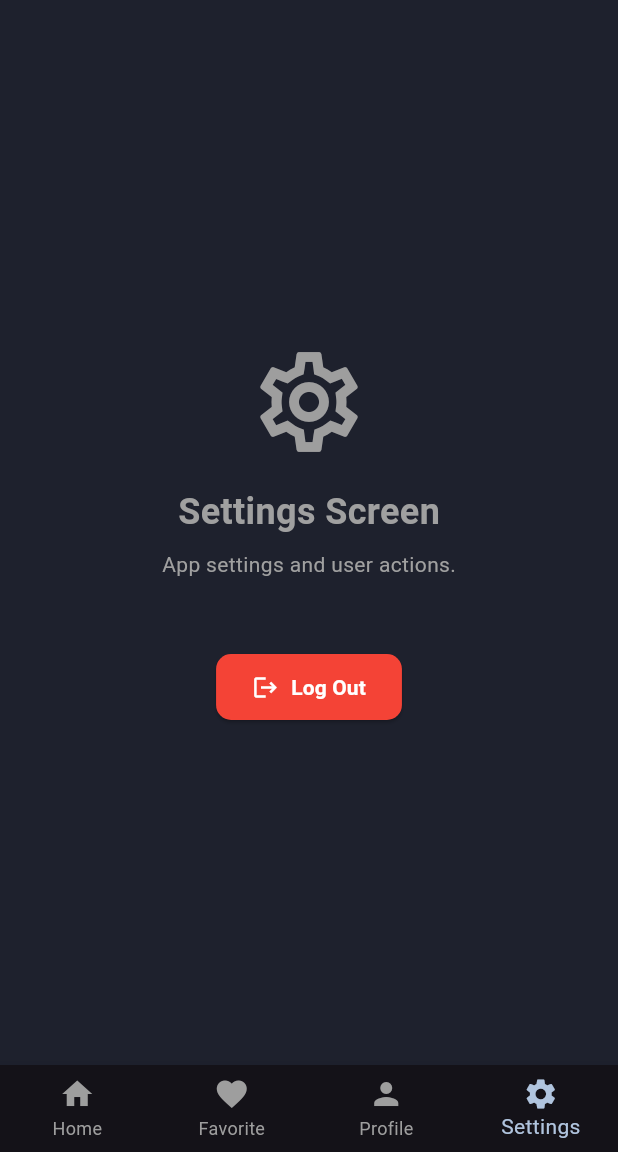
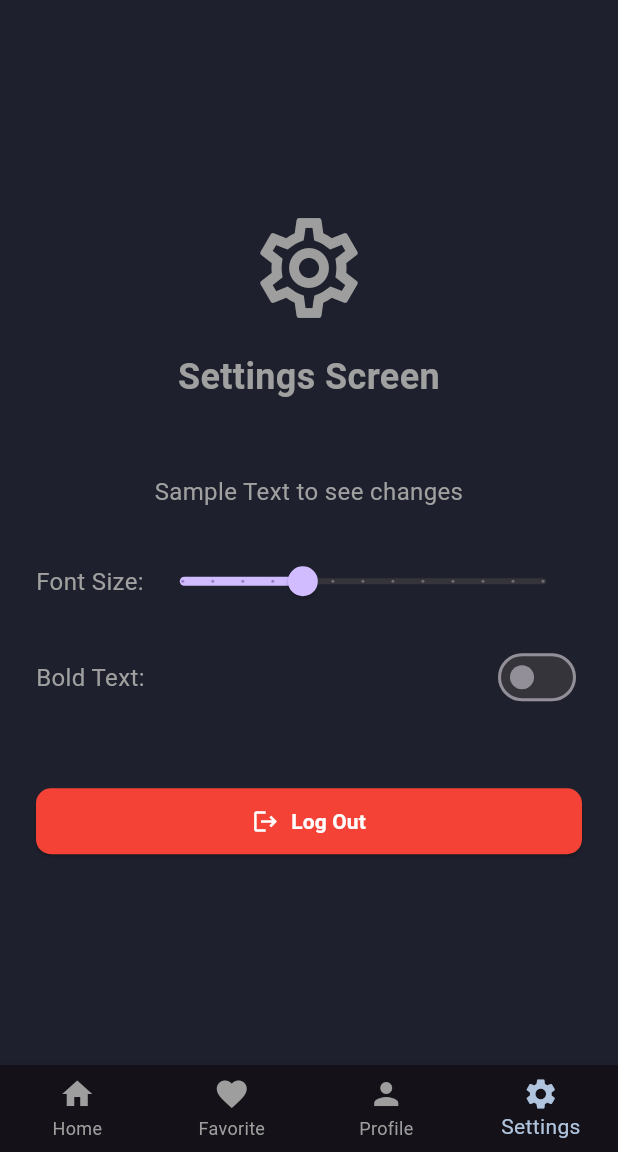
Before and after one commit to Farhan-Iqbal/eBook-Malay-Novel, a Flutter app: the screen it shows once a user with an empty profile is signed in, item 4 of the bottom bar chosen, on a phone screen of 412 x 824 dp, the part 84-1236 px from its top. Run offline on Flutter 3.47's test engine with Material 3 defaults, Android fonts, the phone set to English and light mode, and no system bars; our stand-ins replace supabase_flutter; accounts and stored records are empty.

Commit message:
Add features on settings page

```diff
--- a/lib/main.dart
+++ b/lib/main.dart
@@ -1,14 +1,20 @@
 import 'package:flutter/material.dart';
 import 'package:supabase_flutter/supabase_flutter.dart';
+import 'package:provider/provider.dart';
 import 'services/supabase_service.dart';
 import 'theme.dart';
 import 'views/home_screen.dart';
-import '/login_screen.dart';
+import 'login_screen.dart';
 
 Future<void> main() async {
   WidgetsFlutterBinding.ensureInitialized();
   await SupabaseService.initialize();
-  runApp(const MyApp());
+  runApp(
+    ChangeNotifierProvider(
+      create: (context) => ThemeProvider(),
+      child: const MyApp(),
+    ),
+  );
 }
 
 class MyApp extends StatefulWidget {
@@ -45,10 +51,14 @@ class _MyAppState extends State<MyApp> {
 
   @override
   Widget build(BuildContext context) {
-    return MaterialApp(
-      title: 'Book Nest',
-      theme: appTheme,
-      home: _user == null ? const LoginScreen() : const HomeScreen(),
+    return Consumer<ThemeProvider>(
+      builder: (context, themeProvider, child) {
+        return MaterialApp(
+          title: 'Book Nest',
+          theme: buildAppTheme(themeProvider.fontSize, themeProvider.isBold),
+          home: _user == null ? const LoginScreen() : const HomeScreen(),
+        );
+      },
     );
   }
 }
--- a/lib/settings_screen.dart
+++ b/lib/settings_screen.dart
@@ -1,6 +1,8 @@
 import 'package:flutter/material.dart';
+import 'package:provider/provider.dart';
 import '../services/supabase_service.dart';
-import 'login_screen.dart'; // Import the login screen
+import 'login_screen.dart';
+import '../theme.dart';
 
 class SettingsScreen extends StatelessWidget {
   const SettingsScreen({super.key});
@@ -9,7 +11,6 @@ class SettingsScreen extends StatelessWidget {
     try {
       await SupabaseService.client.auth.signOut();
       if (context.mounted) {
-        // Navigate back to the login screen after signing out
         Navigator.of(context).pushAndRemoveUntil(
           MaterialPageRoute(builder: (context) => const LoginScreen()),
           (Route<dynamic> route) => false,
@@ -26,20 +27,62 @@ class SettingsScreen extends StatelessWidget {
 
   @override
   Widget build(BuildContext context) {
+    // Read the ThemeProvider state
+    final themeProvider = Provider.of<ThemeProvider>(context);
+
     return Center(
       child: Padding(
         padding: const EdgeInsets.all(24.0),
         child: Column(
           mainAxisAlignment: MainAxisAlignment.center,
+          crossAxisAlignment: CrossAxisAlignment.stretch,
           children: [
             const Icon(Icons.settings_outlined, size: 80, color: Colors.grey),
             const SizedBox(height: 16),
             const Text(
               'Settings Screen',
               style: TextStyle(fontSize: 24, fontWeight: FontWeight.bold),
+              textAlign: TextAlign.center,
             ),
-            const SizedBox(height: 8),
-            const Text('App settings and user actions.'),
+            const SizedBox(height: 48),
+            const Text(
+              'Sample Text to see changes',
+              textAlign: TextAlign.center,
+            ),
+            const SizedBox(height: 24),
+            Row(
+              mainAxisAlignment: MainAxisAlignment.spaceBetween,
+              children: [
+                const Text('Font Size:'),
+                Expanded(
+                  child: Slider(
+                    value: themeProvider.fontSize, // Read from provider
+                    min: 12.0,
+                    max: 24.0,
+                    divisions: 12,
+                    label: themeProvider.fontSize.round().toString(),
+                    onChanged: (double value) {
+                      // Update provider state
+                      Provider.of<ThemeProvider>(context, listen: false).setFontSize(value);
+                    },
+                  ),
+                ),
+              ],
+            ),
+            const SizedBox(height: 16),
+            Row(
+              mainAxisAlignment: MainAxisAlignment.spaceBetween,
+              children: [
+                const Text('Bold Text:'),
+                Switch(
+                  value: themeProvider.isBold, // Read from provider
+                  onChanged: (bool value) {
+                    // Update provider state
+                    Provider.of<ThemeProvider>(context, listen: false).toggleBold(value);
+                  },
+                ),
+              ],
+            ),
             const SizedBox(height: 48),
             ElevatedButton.icon(
               onPressed: () => _signOut(context),
--- a/lib/theme.dart
+++ b/lib/theme.dart
@@ -8,7 +8,28 @@ const Color kAccentColor = Color(0xFF7B68EE); // Medium Slate Blue
 const Color kTextColor = Color(0xFFEAEAEA); // Light Gray
 const Color kSubtleTextColor = Color(0xFFA0A0A0); // Gray
 
-final ThemeData appTheme = ThemeData(
+class ThemeProvider with ChangeNotifier {
+  double _fontSize = 16.0;
+  bool _isBold = false;
+
+  double get fontSize => _fontSize;
+  bool get isBold => _isBold;
+
+  void setFontSize(double size) {
+    _fontSize = size;
+    notifyListeners();
+  }
+
+  void toggleBold(bool value) {
+    _isBold = value;
+    notifyListeners();
+  }
+}
+
+ThemeData buildAppTheme(double fontSize, bool isBold) {
+  final FontWeight textFontWeight = isBold ? FontWeight.bold : FontWeight.normal;
+
+  return ThemeData(
     scaffoldBackgroundColor: kBackgroundColor,
     primaryColor: kPrimaryColor,
     hintColor: kSubtleTextColor,
@@ -24,15 +45,15 @@ final ThemeData appTheme = ThemeData(
       elevation: 4,
       shape: RoundedRectangleBorder(borderRadius: BorderRadius.circular(12)),
     ),
-  textTheme: const TextTheme(
-    displayLarge: TextStyle(color: kTextColor, fontWeight: FontWeight.bold),
-    displayMedium: TextStyle(color: kTextColor, fontWeight: FontWeight.bold),
-    displaySmall: TextStyle(color: kTextColor),
-    headlineMedium: TextStyle(color: kTextColor, fontWeight: FontWeight.w600),
-    headlineSmall: TextStyle(color: kTextColor),
+    textTheme: TextTheme(
+      displayLarge: TextStyle(color: kTextColor, fontWeight: textFontWeight),
+      displayMedium: TextStyle(color: kTextColor, fontWeight: textFontWeight),
+      displaySmall: TextStyle(color: kTextColor, fontWeight: textFontWeight),
+      headlineMedium: TextStyle(color: kTextColor, fontWeight: isBold ? FontWeight.w800 : FontWeight.w600),
+      headlineSmall: TextStyle(color: kTextColor, fontWeight: textFontWeight),
       titleLarge: TextStyle(color: kTextColor, fontWeight: FontWeight.bold),
-    bodyLarge: TextStyle(color: kTextColor),
-    bodyMedium: TextStyle(color: kSubtleTextColor),
+      bodyLarge: TextStyle(color: kTextColor, fontSize: fontSize, fontWeight: textFontWeight),
+      bodyMedium: TextStyle(color: kSubtleTextColor, fontSize: fontSize, fontWeight: textFontWeight),
       labelLarge: TextStyle(color: kTextColor, fontWeight: FontWeight.bold),
     ),
     inputDecorationTheme: InputDecorationTheme(
@@ -56,3 +77,4 @@ final ThemeData appTheme = ThemeData(
       ),
     ),
   );
+}
--- a/pubspec.yaml
+++ b/pubspec.yaml
@@ -31,6 +31,7 @@ dependencies:
   flutter:
     sdk: flutter
   uuid: ^4.0.0
+  provider: ^6.1.1 # Added provider package for state management
 
   # The following adds the Cupertino Icons font to your application.
   # Use with the CupertinoIcons class for iOS style icons.
```
Also changed, not shown: lib/views/ebook_details_screen.dart (+90 -65 lines), lib/views/home_screen.dart (+11 -11 lines), pubspec.lock. Lines whose indentation alone changed are shown as unchanged.
